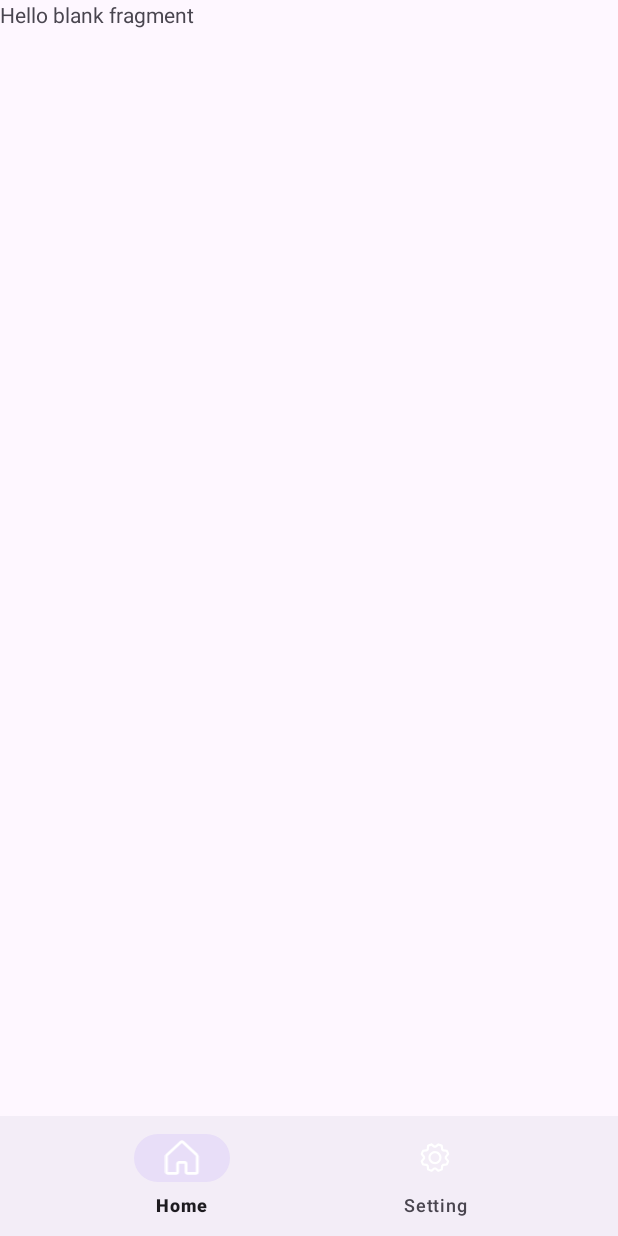
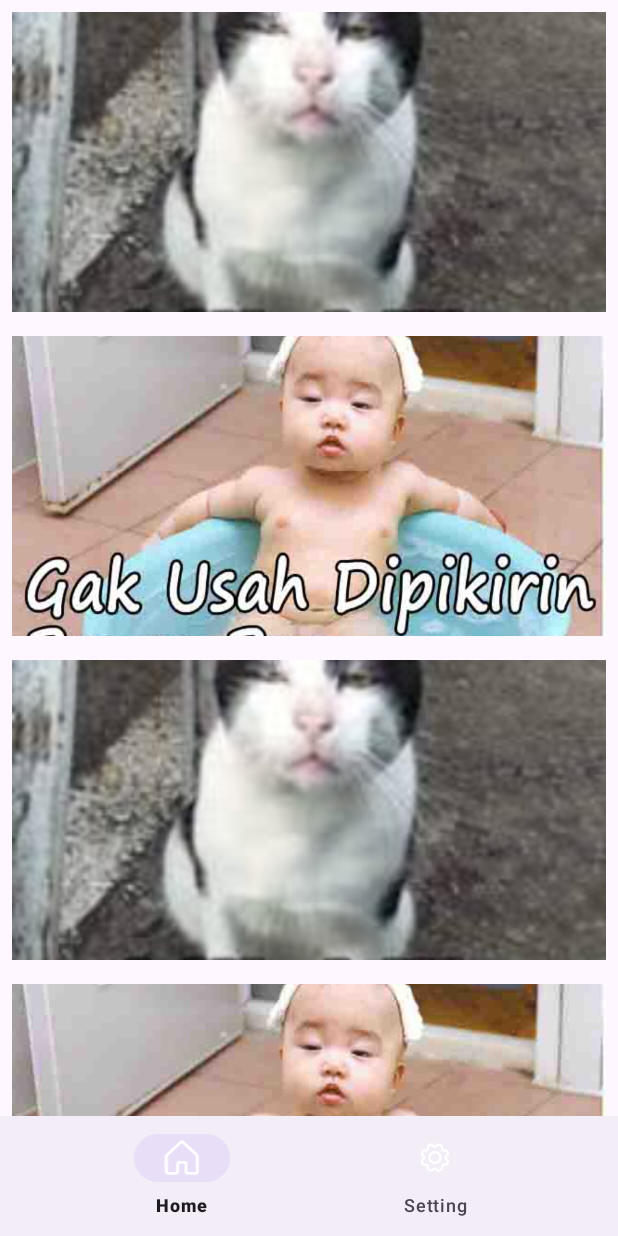
Before and after one commit to yusup159/SharedPreferens, an Android app: the HomeFragment screen opened directly, with no data from a screen before it, on a phone screen of 412 x 824 dp. Run offline under Robolectric (Android 15) with nearby library versions, the phone set to English and light mode, and no system bars.

Commit message:
Recycler View

```diff
--- a/app/src/main/java/com/example/sharedpreferens/HomeFragment.kt
+++ b/app/src/main/java/com/example/sharedpreferens/HomeFragment.kt
@@ -1,59 +1,42 @@
 package com.example.sharedpreferens
+
 
 import android.os.Bundle
 import androidx.fragment.app.Fragment
 import android.view.LayoutInflater
 import android.view.View
 import android.view.ViewGroup
+import androidx.recyclerview.widget.LinearLayoutManager
+import androidx.recyclerview.widget.RecyclerView
 
-// TODO: Rename parameter arguments, choose names that match
-// the fragment initialization parameters, e.g. ARG_ITEM_NUMBER
-private const val ARG_PARAM1 = "param1"
-private const val ARG_PARAM2 = "param2"
+import com.example.sharedpreferens.recycle.Adapter
 
-/**
- * A simple [Fragment] subclass.
- * Use the [HomeFragment.newInstance] factory method to
- * create an instance of this fragment.
- */
 class HomeFragment : Fragment() {
-    // TODO: Rename and change types of parameters
-    private var param1: String? = null
-    private var param2: String? = null
-
-    override fun onCreate(savedInstanceState: Bundle?) {
-        super.onCreate(savedInstanceState)
-        arguments?.let {
-            param1 = it.getString(ARG_PARAM1)
-            param2 = it.getString(ARG_PARAM2)
-        }
-    }
 
     override fun onCreateView(
         inflater: LayoutInflater, container: ViewGroup?,
         savedInstanceState: Bundle?,
     ): View? {
-        // Inflate the layout for this fragment
-        return inflater.inflate(R.layout.fragment_home, container, false)
-    }
+        val view = inflater.inflate(R.layout.fragment_home, container, false)
+        val recyclerView: RecyclerView = view.findViewById(R.id.recyclerView)
 
-    companion object {
-        /**
-         * Use this factory method to create a new instance of
-         * this fragment using the provided parameters.
-         *
-         * @param param1 Parameter 1.
-         * @param param2 Parameter 2.
-         * @return A new instance of fragment HomeFragment.
-         */
-        // TODO: Rename and change types and number of parameters
-        @JvmStatic
-        fun newInstance(param1: String, param2: String) =
-            HomeFragment().apply {
-                arguments = Bundle().apply {
-                    putString(ARG_PARAM1, param1)
-                    putString(ARG_PARAM2, param2)
-                }
-            }
+        val imageList = listOf(
+            R.drawable.img1,
+            R.drawable.img2,
+            R.drawable.img1,
+            R.drawable.img2,
+            R.drawable.img1,
+            R.drawable.img2,
+            R.drawable.img1,
+            R.drawable.img2,
+        )
+
+        val layoutManager = LinearLayoutManager(requireContext())
+        recyclerView.layoutManager = layoutManager
+
+        val adapter = Adapter(imageList)
+        recyclerView.adapter = adapter
+
+        return view
     }
 }
--- a/app/src/main/java/com/example/sharedpreferens/SettingFragment.kt
+++ b/app/src/main/java/com/example/sharedpreferens/SettingFragment.kt
@@ -15,7 +15,7 @@ class SettingFragment : Fragment() {
         inflater: LayoutInflater, container: ViewGroup?,
         savedInstanceState: Bundle?,
     ): View? {
-        // Inflate the layout for this fragment
+
         val view = inflater.inflate(R.layout.fragment_setting, container, false)
 
         val btnlog: Button = view.findViewById(R.id.btnLogout)
--- /dev/null
+++ b/app/src/main/java/com/example/sharedpreferens/recycle/Adapter.kt
@@ -0,0 +1,24 @@
+package com.example.sharedpreferens.recycle
+
+import android.view.LayoutInflater
+import android.view.View
+import android.view.ViewGroup
+import android.widget.ImageView
+import androidx.recyclerview.widget.RecyclerView
+import com.example.sharedpreferens.R
+
+class Adapter(private val imageList: List<Int>) : RecyclerView.Adapter<ViewHolder>() {
+
+    override fun onCreateViewHolder(parent: ViewGroup, viewType: Int): ViewHolder {
+        val view = LayoutInflater.from(parent.context).inflate(R.layout.layout_recycker, parent, false)
+        return ViewHolder(view)
+    }
+
+    override fun onBindViewHolder(holder: ViewHolder, position: Int) {
+        holder.imageView.setImageResource(imageList[position])
+    }
+
+    override fun getItemCount(): Int {
+        return imageList.size
+    }
+}
--- /dev/null
+++ b/app/src/main/java/com/example/sharedpreferens/recycle/ViewHorder.kt
@@ -0,0 +1,10 @@
+package com.example.sharedpreferens.recycle
+
+import android.view.View
+import android.widget.ImageView
+import androidx.recyclerview.widget.RecyclerView
+import com.example.sharedpreferens.R
+
+class ViewHolder(itemView: View) : RecyclerView.ViewHolder(itemView) {
+    val imageView: ImageView = itemView.findViewById(R.id.imageView)
+}
--- a/app/src/main/res/layout/fragment_home.xml
+++ b/app/src/main/res/layout/fragment_home.xml
@@ -5,10 +5,9 @@
     android:layout_height="match_parent"
     tools:context=".HomeFragment">
 
-    <!-- TODO: Update blank fragment layout -->
-    <TextView
+    <androidx.recyclerview.widget.RecyclerView
+        android:id="@+id/recyclerView"
         android:layout_width="match_parent"
-        android:layout_height="match_parent"
-        android:text="@string/hello_blank_fragment" />
+        android:layout_height="match_parent" />
 
 </FrameLayout>
--- /dev/null
+++ b/app/src/main/res/layout/layout_recycker.xml
@@ -0,0 +1,18 @@
+<?xml version="1.0" encoding="utf-8"?>
+<LinearLayout xmlns:android="http://schemas.android.com/apk/res/android"
+    xmlns:app="http://schemas.android.com/apk/res-auto"
+    xmlns:tools="http://schemas.android.com/tools"
+    android:layout_width="match_parent"
+    android:layout_height="wrap_content"
+    tools:context=".recycle.ViewHorder"
+    android:orientation="vertical"
+    android:padding="8dp">
+
+    <ImageView
+        android:id="@+id/imageView"
+        android:layout_width="match_parent"
+        android:layout_height="200dp"
+        android:scaleType="centerCrop"
+        android:adjustViewBounds="true" />
+
+</LinearLayout>
```
Also changed, not shown: app/src/main/AndroidManifest.xml (+7 -1 lines), app/src/main/res/layout/activity_login.xml (+11 -0 lines), app/src/main/res/drawable/img1.jpeg (added), app/src/main/res/drawable/img2.jpg (added).
